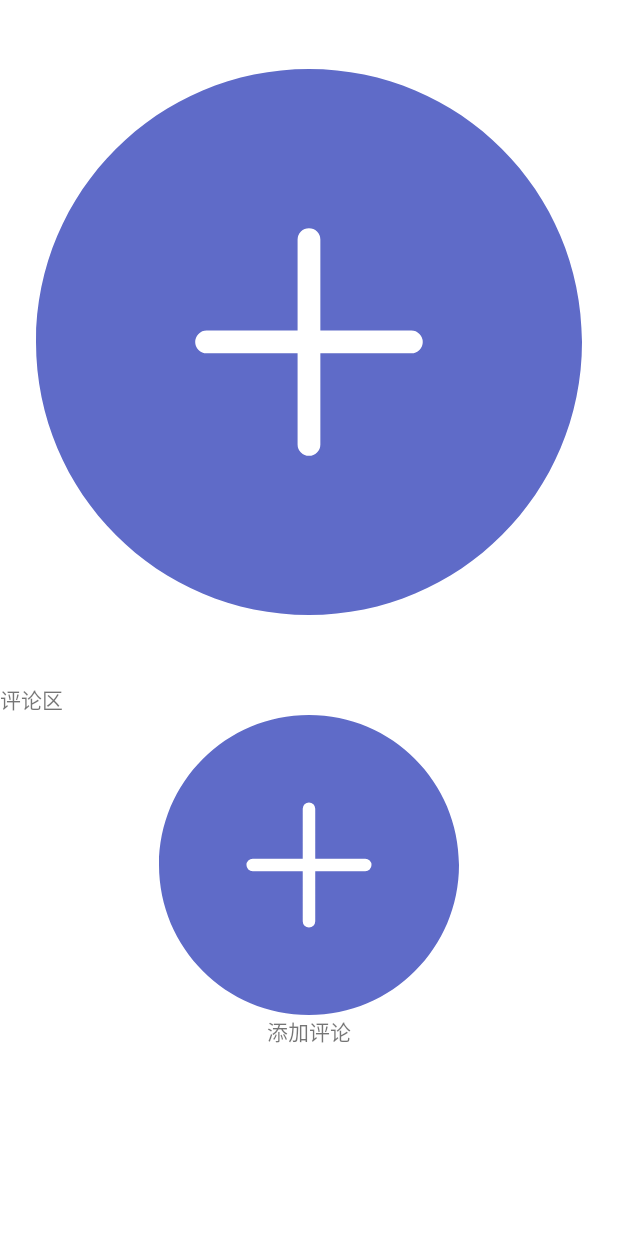
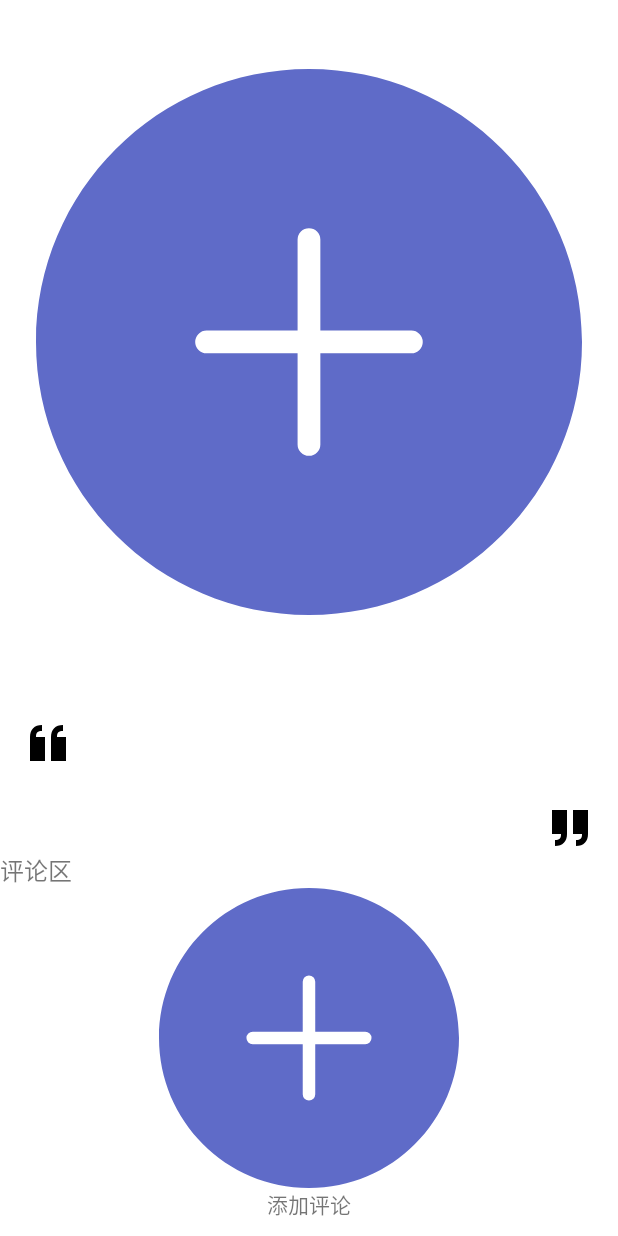
Before and after one commit to jingtianer/android_demo, an Android app: the RankItemActivity screen opened directly, with no data from a screen before it, on a phone screen of 412 x 824 dp. Run offline under Robolectric (Android 15) with nearby library versions, the phone set to English and light mode, and no system bars; our stand-ins replace Room's generated code, RxJava.

Commit message:
微调界面

```diff
--- a/app/src/main/java/com/jingtian/demoapp/main/rank/activity/RankItemActivity.kt
+++ b/app/src/main/java/com/jingtian/demoapp/main/rank/activity/RankItemActivity.kt
@@ -4,6 +4,7 @@ import android.app.Dialog
 import android.content.Context
 import android.content.Intent
 import android.os.Bundle
+import android.view.View
 import androidx.core.content.res.ResourcesCompat
 import androidx.lifecycle.lifecycleScope
 import androidx.recyclerview.widget.LinearLayoutManager
@@ -75,8 +76,9 @@ class RankItemActivity : BaseActivity(), AddCommentDialog.Companion.Callback {
                     }
                     with(binding.rankType) {
                         val bg = RankTypeChooser.createBg(data.rankType)
+                        bg.setTextSize(32f.dp)
                         binding.rankType.layoutParams.apply {
-                            width = bg.getWidth().toInt()
+                            width = bg.getWidth().toInt() + 8f.dp.toInt()
                             height = bg.getHeight().toInt()
                         }
                         background = bg
@@ -89,6 +91,13 @@ class RankItemActivity : BaseActivity(), AddCommentDialog.Companion.Callback {
                     }
                     with(binding.score) {
                         text = String.format("%.2f分", binding.starRate.getScore())
+                    }
+                    if (data.desc.isNotEmpty()) {
+                        with(binding.desc) {
+                            text = data.desc
+                        }
+                    } else {
+                        binding.descLayout.visibility = View.GONE
                     }
                 }
             }
--- a/app/src/main/java/com/jingtian/demoapp/main/rank/adapter/LinkedListAdapter.kt
+++ b/app/src/main/java/com/jingtian/demoapp/main/rank/adapter/LinkedListAdapter.kt
@@ -10,6 +10,7 @@ import androidx.recyclerview.widget.GridLayoutManager
 import com.jingtian.demoapp.main.base.BaseAdapter
 import com.jingtian.demoapp.main.base.BaseViewHolder
 import com.jingtian.demoapp.main.dp
+import com.jingtian.demoapp.main.rank.activity.RankItemActivity
 import com.jingtian.demoapp.main.rank.model.ModelRankItem
 import com.jingtian.demoapp.main.rank.model.RankItemRankType
 import kotlin.math.max
@@ -42,9 +43,17 @@ class LinkedListAdapter(private val context: Context) : BaseAdapter<ModelRankIte
             image.scaleType = ImageView.ScaleType.CENTER_CROP
         }
         override fun onBind(data: ModelRankItem?, position: Int) {
-            data?.image?.loadImage(image, maxWidth = ITEM_SIZE.dp.toInt())
+            data ?: return
+            data.image.loadImage(image, maxWidth = ITEM_SIZE.dp.toInt())
             parent.post {
                 itemView.layoutParams.height = parent.height / typeNum
+            }
+            itemView.setOnClickListener {
+                RankItemActivity.startActivity(
+                    context,
+                    rankName = data.rankName,
+                    rankItemName = data.itemName,
+                )
             }
         }
     }
--- a/app/src/main/java/com/jingtian/demoapp/main/rank/holder/RankItemHolder.kt
+++ b/app/src/main/java/com/jingtian/demoapp/main/rank/holder/RankItemHolder.kt
@@ -52,7 +52,7 @@ class RankItemHolder private constructor(private val binding: ItemRankItemBindin
         with(binding.rankType) {
             val bg = RankTypeChooser.createBg(data.rankType)
             binding.rankType.layoutParams.apply {
-                width = bg.getWidth().toInt()
+                width = bg.getWidth().toInt() + 4f.dp.toInt()
                 height = bg.getHeight().toInt()
             }
             background = bg
--- /dev/null
+++ b/app/src/main/res/drawable/quote.xml
@@ -0,0 +1,12 @@
+<vector xmlns:android="http://schemas.android.com/apk/res/android"
+    android:width="200dp"
+    android:height="200dp"
+    android:viewportWidth="1024"
+    android:viewportHeight="1024">
+  <path
+      android:fillColor="#FF000000"
+      android:pathData="M384,128c-81.3,0 -145,22.5 -189.3,66.7C150.5,239 128,302.7 128,384l0,512 320,0L448,384l-192,0c0,-46.1 9.8,-79.3 29.3,-98.7C304.7,265.8 337.9,256 384,256"/>
+  <path
+      android:fillColor="#FF000000"
+      android:pathData="M832,128c-81.3,0 -145,22.5 -189.3,66.7C598.5,239 576,302.7 576,384l0,512 320,0L896,384l-192,0c0,-46.1 9.8,-79.3 29.3,-98.7C752.7,265.8 785.9,256 832,256"/>
+</vector>
--- a/app/src/main/res/layout/activity_rank_item.xml
+++ b/app/src/main/res/layout/activity_rank_item.xml
@@ -35,7 +35,7 @@
         <View
             android:id="@+id/rank_type"
             android:layout_width="wrap_content"
-            android:layout_height="45dp"
+            android:layout_height="wrap_content"
             app:layout_constraintTop_toTopOf="@id/image"
             app:layout_constraintRight_toRightOf="@id/image"/>
 
@@ -43,6 +43,7 @@
             android:id="@+id/star_rate"
             android:layout_width="wrap_content"
             android:layout_height="45dp"
+            android:layout_marginTop="12dp"
             app:layout_constraintTop_toBottomOf="@+id/image"
             app:layout_constraintLeft_toLeftOf="parent"
             app:layout_constraintRight_toRightOf="parent"/>
@@ -63,13 +64,42 @@
             android:layout_height="wrap_content"
             app:barrierDirection="bottom"
             app:constraint_referenced_ids="star_rate,score"/>
+        <LinearLayout
+            android:id="@+id/desc_layout"
+            android:layout_width="match_parent"
+            android:layout_height="wrap_content"
+            android:layout_marginTop="12dp"
+            android:layout_marginHorizontal="16dp"
+            android:orientation="vertical"
+            app:layout_constraintTop_toBottomOf="@id/rate_barrier">
+            <ImageView
+                android:layout_width="32dp"
+                android:layout_height="32dp"
+                android:layout_gravity="top|start"
+                android:src="@drawable/quote"/>
+            <TextView
+                android:id="@+id/desc"
+                android:layout_width="match_parent"
+                android:layout_height="wrap_content"
+                tools:text="对物品的描述"
+                android:textAlignment="center"
+                android:textSize="18sp"/>
+            <ImageView
+                android:layout_width="32dp"
+                android:layout_height="32dp"
+                android:rotation="180"
+                android:layout_gravity="bottom|end"
+                android:src="@drawable/quote"/>
+
+        </LinearLayout>
 
         <TextView
             android:id="@+id/comment_title"
             android:layout_width="match_parent"
             android:layout_height="wrap_content"
+            android:textSize="16dp"
             android:text="评论区"
-            app:layout_constraintTop_toBottomOf="@id/rate_barrier"/>
+            app:layout_constraintTop_toBottomOf="@id/desc_layout"/>
 
         <androidx.recyclerview.widget.RecyclerView
             android:id="@+id/recycler_view"
```
